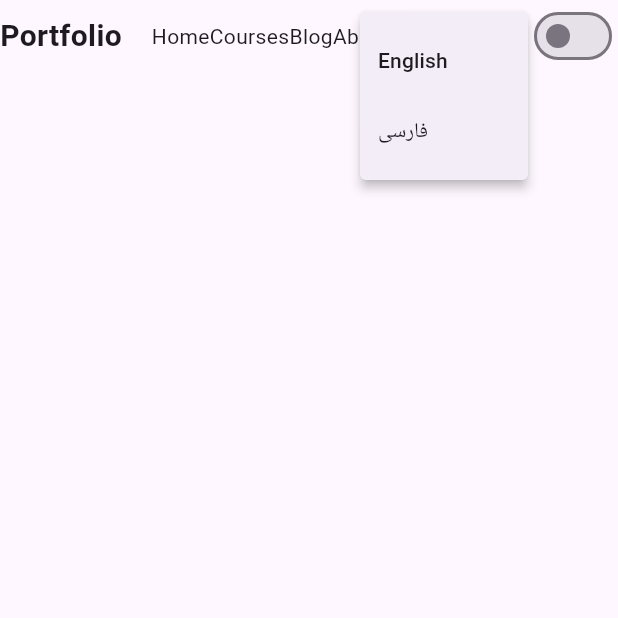
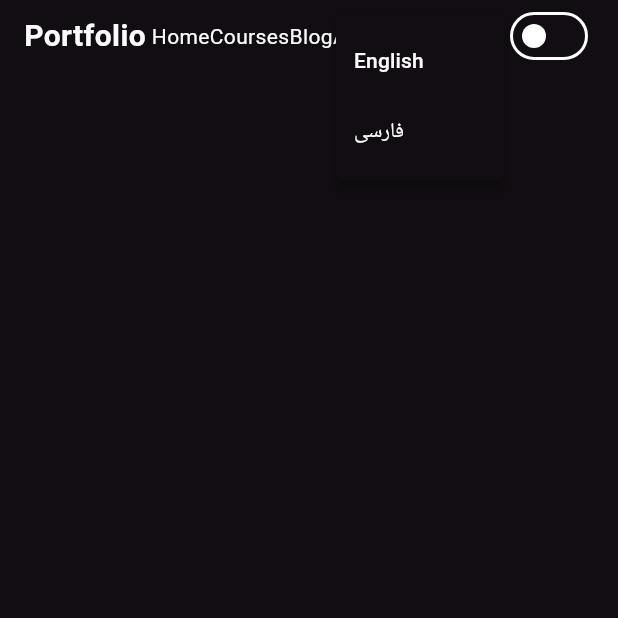
Before and after one commit to pieash9/portfolio-dart, a Flutter app: the screen it shows after launch, after a tap on the "more vert" icon, on a phone screen of 412 x 824 dp, the top half of it. Run offline on Flutter 3.47's test engine with Material 3 defaults, Android fonts, the phone set to English and light mode, and no system bars.

Commit message:
Add styling and theming enhancements with new AppColors, AppInsets, and AppTheme classes

```diff
--- a/lib/extensions.dart
+++ b/lib/extensions.dart
@@ -1,5 +1,6 @@
 import 'package:flutter/material.dart';
 import 'package:portfolio/app_text_styles.dart';
+import 'package:portfolio/style/app_size.dart';
 import 'l10n/app_localizations.dart';
 
 enum FormFactorType { mobile, tablet, desktop }
@@ -33,6 +34,16 @@ extension StyledContext on BuildContext {
     }
   }
 
+  AppInsets get insets {
+    switch (formFactor) {
+      case FormFactorType.mobile:
+        return SmallInsets();
+      case FormFactorType.tablet:
+      case FormFactorType.desktop:
+        return largeInsets();
+    }
+  }
+
   AppLocalizations get texts =>
       AppLocalizations.of(this) ?? lookupAppLocalizations(const Locale("en"));
 }
--- a/lib/main.dart
+++ b/lib/main.dart
@@ -1,6 +1,7 @@
 import 'package:flutter/material.dart';
 import 'package:flutter_localizations/flutter_localizations.dart';
 import 'package:portfolio/home_page.dart';
+import 'package:portfolio/style/app_theme.dart';
 import 'l10n/app_localizations.dart';
 
 void main() {
@@ -12,16 +13,18 @@ class MainApp extends StatelessWidget {
 
   @override
   Widget build(BuildContext context) {
-    return const MaterialApp(
-      localizationsDelegates: [
+    return MaterialApp(
+      localizationsDelegates: const [
         AppLocalizations.delegate,
         GlobalMaterialLocalizations.delegate,
         GlobalWidgetsLocalizations.delegate,
         GlobalCupertinoLocalizations.delegate,
       ],
-      supportedLocales: [Locale('en'), Locale('fa')],
+      darkTheme: AppTheme.dark,
+      themeMode: ThemeMode.dark,
+      supportedLocales: const [Locale('en'), Locale('fa')],
       // locale: Locale("fa"),
-      home: HomePage(),
+      home: const HomePage(),
     );
   }
 }
--- a/lib/my_app_bar.dart
+++ b/lib/my_app_bar.dart
@@ -1,13 +1,15 @@
 import 'package:flutter/material.dart';
 import 'package:portfolio/extensions.dart';
-import 'package:portfolio/l10n/app_localizations.dart';
 
 class MyAppBar extends StatelessWidget {
   const MyAppBar({super.key});
 
   @override
   Widget build(BuildContext context) {
-    return Row(
+    return Container(
+      color: Theme.of(context).appBarTheme.backgroundColor,
+      padding: EdgeInsets.symmetric(horizontal: context.insets.padding),
+      child: Row(
         children: [
           AppLogo(),
           Spacer(),
@@ -16,6 +18,7 @@ class MyAppBar extends StatelessWidget {
           LanguageToggle(),
           ThemeToggle(),
         ],
+      ),
     );
   }
 }
--- /dev/null
+++ b/lib/style/app_colors.dart
@@ -0,0 +1,18 @@
+import 'package:flutter/material.dart';
+
+class AppColors {
+  static const primaryColor = Color(0xff561895);
+  static const darkBackgroundColor = Color(0xff110D12);
+  static const gray = MaterialColor(100, {
+    100: Color(0xffFbFbFb),
+    200: Color(0xffE2E2E2),
+    300: Color(0xffC9C9C9),
+    400: Color(0xffB0B0B0),
+    500: Color(0xff979797),
+    600: Color(0xff7E7E7E),
+    700: Color(0xff646464),
+    800: Color(0xff333333),
+    850: Color(0xff131313),
+    900: Color(0xff110D12),
+  });
+}
--- /dev/null
+++ b/lib/style/app_size.dart
@@ -0,0 +1,13 @@
+abstract class AppInsets {
+  double get padding;
+}
+
+class largeInsets extends AppInsets {
+  @override
+  double get padding => 80;
+}
+
+class SmallInsets extends AppInsets {
+  @override
+  double get padding => 16;
+}
--- /dev/null
+++ b/lib/style/app_theme.dart
@@ -0,0 +1,15 @@
+import 'package:flutter/material.dart';
+import 'package:portfolio/style/app_colors.dart';
+
+class AppTheme {
+  static ThemeData get dark => ThemeData(
+    colorScheme: ColorScheme.dark(
+      primary: AppColors.primaryColor,
+      surface: AppColors.darkBackgroundColor,
+      onSurface: AppColors.gray[100]!,
+    ),
+    useMaterial3: true,
+    scaffoldBackgroundColor: AppColors.darkBackgroundColor,
+    appBarTheme: AppBarTheme(color: AppColors.gray[900]),
+  );
+}
```
Lines whose indentation alone changed are shown as unchanged.
